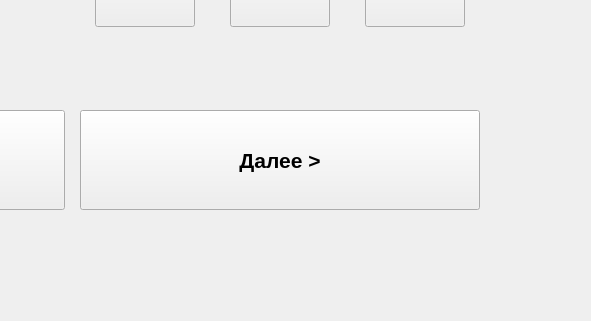
The window that pindialog.ui (wolandtel/terminal) describes before a commit, drawn with Qt 5; both pictures show x 446 to 1037 and y 705 to 1026 of the 1037 by 1026 pixel window.
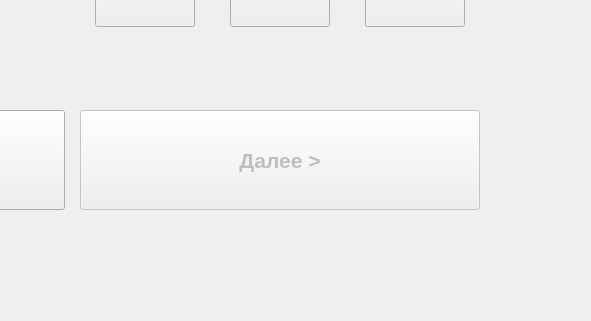
The same window after the commit.

The edit to the form file:
```diff
--- a/pindialog.ui
+++ b/pindialog.ui
@@ -1,10 +1,7 @@
 <?xml version="1.0" encoding="UTF-8"?>
 <ui version="4.0">
  <class>PinDialog</class>
- <widget class="QWidget" name="PinDialog">
-  <property name="windowModality">
-   <enum>Qt::ApplicationModal</enum>
-  </property>
+ <widget class="QDialog" name="PinDialog">
   <property name="geometry">
    <rect>
     <x>0</x>
@@ -573,6 +570,9 @@
    </item>
    <item row="11" column="3">
     <widget class="QPushButton" name="OkPb">
+     <property name="enabled">
+      <bool>false</bool>
+     </property>
      <property name="minimumSize">
       <size>
        <width>400</width>
```
Left out of the diff: 21 changed lines with no effect on the pictures.
